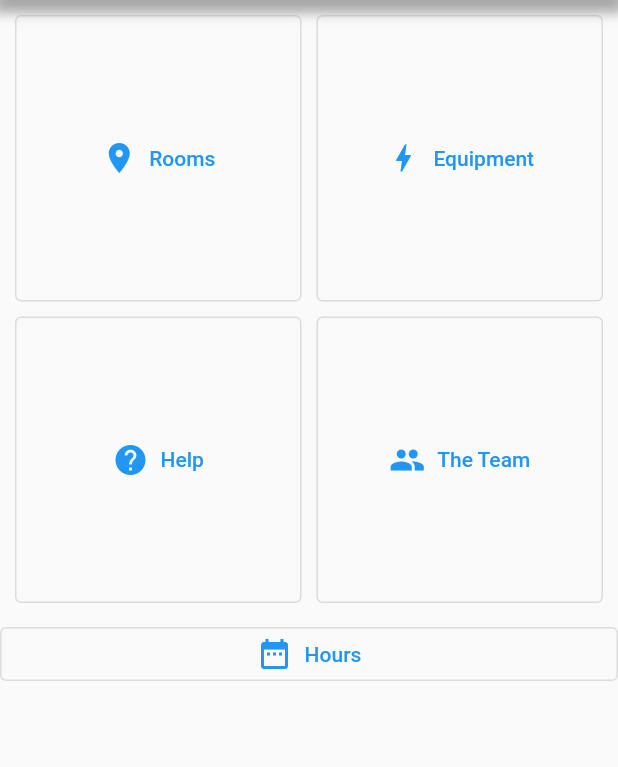
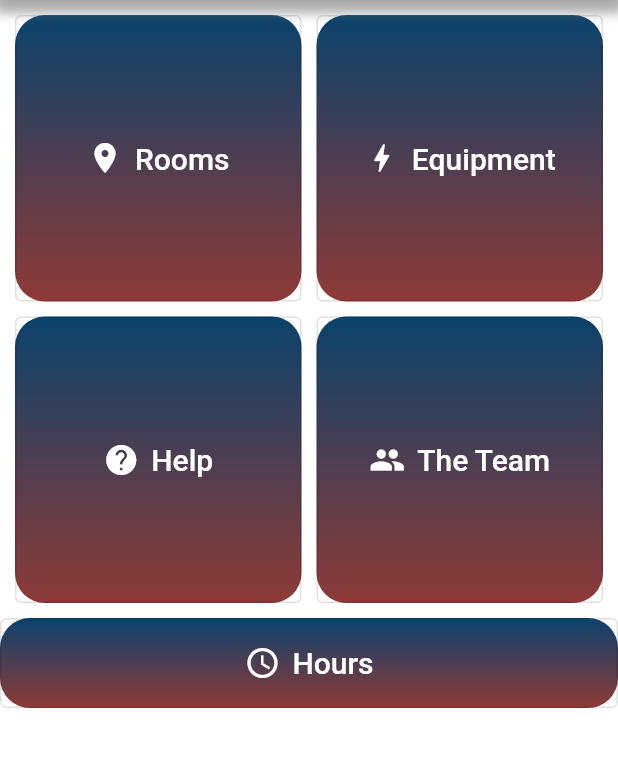
Before and after one commit to iConApp-F/iConApp, a Flutter app: the screen it shows after launch, on a phone screen of 412 x 824 dp, the part 84-851 px from its top. Run offline on Flutter 3.47's test engine with Material 2 defaults, Android fonts, the phone set to English and light mode, and no system bars; network calls fail.

Commit message:
It actually works

```diff
--- a/apsc_100m3_724_f/lib/main.dart
+++ b/apsc_100m3_724_f/lib/main.dart
@@ -1,10 +1,11 @@
+import 'package:apsc_100m3_724_f/screens/inventory.dart';
 import 'package:flutter/material.dart';
 import 'screens/hours.dart';
 import 'screens/iConsStaff.dart';
 import 'screens/settings.dart';
-import 'screens/inventory.dart';
+//import 'screens/inventory.dart';
 import 'screens/iConStaffonShift.dart';
-
+import 'screens/fetchDatabase.dart';
 
 void main() {
   runApp(MaterialApp(
@@ -18,23 +19,33 @@ void main() {
       '/shift': (context) => onShiftBodyWidget(),
       '/settings': (context) => Demo(),
       '/inventory': (context) => IconsListView(),
-    },// used by the OS task switcher
+    }, // used by the OS task switcher
   ));
 }
-
 
 class MyScaffold extends StatelessWidget {
   @override
   Widget build(BuildContext context) {
     // Material is a conceptual piece of paper on which the UI appears.
     //AppBar starts here
-    return Scaffold(appBar: AppBar(title: Text('iCons'),
-        actions: <Widget>[IconButton(icon: Image.asset('lib/images/gear.png'),
-            onPressed: () {print('Go to Equipment'); Navigator.pushNamed(context, '/settings');
+    InventoryData databaseCaller = new InventoryData();
+    databaseCaller.fetchItems();
+    return Scaffold(
+      backgroundColor: Colors.white,
+      appBar: AppBar(
+          title: Text('iCons'),
+          actions: <Widget>[
+            IconButton(
+                icon: Image.asset('lib/images/gear.png'),
+                onPressed: () {
+                  print('Go to Settings');
+                  Navigator.pushNamed(context, '/settings');
                   // or use: context, MaterialPageRoute(builder: (context) => SecondRoute()),
-        })],
+                })
+          ],
           leading: IconButton(
-          icon: Image.asset('lib/images/app_swirl.png'), onPressed: (){},
+            icon: Image.asset('lib/images/app_swirl.png'),
+            onPressed: () {},
           ),
           flexibleSpace: Container(
               decoration: BoxDecoration(
@@ -49,16 +60,18 @@ class MyScaffold extends StatelessWidget {
             gradient: LinearGradient(
                 begin: Alignment.centerLeft,
                 end: Alignment.centerRight,
-                  colors: [Palette.iBrown, Palette.iGreen, Palette.iBlue]),))),
+                colors: [Palette.iBrown, Palette.iGreen, Palette.iBlue]),
+          ))),
       //END of AppBar
       // Column is a vertical, linear layout.
-      body: Column(
+
+      body: SingleChildScrollView(
+        child: Column(
           children: <Widget>[
             /*
             * TODO: Make consistent with rest of group
             * TODO: Add in the various icons, and centre the text + size it correctly to match the wireframe
             * TODO: Change print statements to code that will go to the correct widget.
-          * TODO: Resize hours bar on the bottom. I need to figure out a way to do this in flutter.
             * */
 
             GridView.count(
@@ -70,52 +83,117 @@ class MyScaffold extends StatelessWidget {
               scrollDirection: Axis.vertical,
               shrinkWrap: true,
               children: <Widget>[
-              OutlinedButton.icon(
-                label: Text('Rooms'),
-                icon: Icon(Icons.room),
+                Container(
+                  decoration: BoxDecoration(
+                      borderRadius: BorderRadius.all(Radius.circular(20)),
+                      gradient: LinearGradient(
+                          begin: Alignment.bottomCenter,
+                          end: Alignment.topCenter,
+                          colors: [Palette.iBrown, Palette.iBlue])),
+                  child: OutlinedButton.icon(
+                    label: Text('Rooms',
+                        style: TextStyle(color: Colors.white, fontSize: 20)),
+                    icon: Icon(
+                      Icons.room,
+                      color: Colors.white,
+                    ),
                     onPressed: () {
                       print('Go to Rooms');
                     },
                   ),
-              OutlinedButton.icon(
-                label: Text('Equipment'),
-                icon: Icon(Icons.bolt),
+                ),
+                Container(
+                  decoration: BoxDecoration(
+                      borderRadius: BorderRadius.all(Radius.circular(20)),
+                      gradient: LinearGradient(
+                          begin: Alignment.bottomCenter,
+                          end: Alignment.topCenter,
+                          colors: [Palette.iBrown, Palette.iBlue])),
+                  child: OutlinedButton.icon(
+                    label: Text('Equipment',
+                        style: TextStyle(color: Colors.white, fontSize: 20)),
+                    icon: Icon(
+                      Icons.bolt,
+                      color: Colors.white,
+                    ),
                     onPressed: () {
-                  print('Go to Equipment'); Navigator.pushNamed(context, '/inventory');
+                      print('Go to Equipment');
+                      Navigator.pushNamed(context, '/inventory');
                     },
                   ),
-              OutlinedButton.icon(
-                label: Text('Help'),
-                icon: Icon(Icons.help),
+                ),
+                Container(
+                  decoration: BoxDecoration(
+                      borderRadius: BorderRadius.all(Radius.circular(20)),
+                      gradient: LinearGradient(
+                          begin: Alignment.bottomCenter,
+                          end: Alignment.topCenter,
+                          colors: [Palette.iBrown, Palette.iBlue])),
+                  child: OutlinedButton.icon(
+                    label: Text('Help',
+                        style: TextStyle(color: Colors.white, fontSize: 20)),
+                    icon: Icon(
+                      Icons.help,
+                      color: Colors.white,
+                    ),
                     onPressed: () {
-                  print('Go to Help'); Navigator.pushNamed(context, '/shift');
+                      print('Go to Help');
+                      Navigator.pushNamed(context, '/shift');
                     },
                   ),
-              OutlinedButton.icon(
-                label: Text('The Team'),
-                icon: Icon(Icons.people),
+                ),
+                Container(
+                  decoration: BoxDecoration(
+                      borderRadius: BorderRadius.all(Radius.circular(20)),
+                      gradient: LinearGradient(
+                          begin: Alignment.bottomCenter,
+                          end: Alignment.topCenter,
+                          colors: [Palette.iBrown, Palette.iBlue])),
+                  child: OutlinedButton.icon(
+                    label: Text('The Team',
+                        style: TextStyle(color: Colors.white, fontSize: 20)),
+                    icon: Icon(
+                      Icons.people,
+                      color: Colors.white,
+                    ),
                     onPressed: () {
-                  print('Go to The Team'); Navigator.pushNamed(context, '/staff');
+                      print('Go to The Team');
+                      Navigator.pushNamed(context, '/staff');
                     },
+                  ),
                 ),
               ],
             ),
             Row(
               children: <Widget>[
                 Expanded(
-                child:
-                OutlinedButton.icon(
-                  label: Text('Hours'),
-                  icon: Icon(Icons.date_range),
+                  child: Container(
+                    height: 60,
+                    decoration: BoxDecoration(
+                        borderRadius: BorderRadius.all(Radius.circular(20)),
+                        gradient: LinearGradient(
+                            begin: Alignment.bottomCenter,
+                            end: Alignment.topCenter,
+                            colors: [Palette.iBrown, Palette.iBlue])),
+                    child: OutlinedButton.icon(
+                      label: Text('Hours',
+                          style: TextStyle(color: Colors.white, fontSize: 20)),
+                      icon: Icon(
+                        Icons.schedule,
+                        color: Colors.white,
+                      ),
                       onPressed: () {
-                    print('Go to Hours'); Navigator.pushNamed(context, '/hours');
+                        print('Go to Hours');
+                        Navigator.pushNamed(context, '/hours');
                       },
+                    ),
                   ),
                 ),
               ],
             ),
           ],
         ),
+      ),
     );
   }
 }
--- /dev/null
+++ b/apsc_100m3_724_f/lib/screens/MyGlobals.dart
@@ -0,0 +1,9 @@
+import 'package:flutter/material.dart';
+import 'fetchDatabase.dart';
+import 'dart:convert';
+
+class MyGlobals {
+  static List<InventoryData> inventoryList = [];
+  static String urL =
+      'http://flutter-server-app.000webhostapp.com/inventory_list_file.php/';
+}
--- /dev/null
+++ b/apsc_100m3_724_f/lib/screens/fetchDatabase.dart
@@ -0,0 +1,52 @@
+import 'package:flutter/material.dart';
+import 'dart:convert';
+import 'package:http/http.dart' as http;
+import 'package:provider/provider.dart';
+import 'dart:io';
+import 'MyGlobals.dart' as gl;
+
+final List<InventoryData> inventoryList = [];
+final String urL =
+    'http://flutter-server-app.000webhostapp.com/inventory_list_file.php/';
+final filename = "database.txt";
+
+class InventoryData {
+  String id;
+  String Name;
+  String available;
+  String total;
+
+  InventoryData({
+    this.id,
+    this.Name,
+    this.available,
+    this.total,
+  });
+
+  /**
+   * reads json table of the inventory and creates an inventory object
+   */
+  factory InventoryData.fromJson(Map<String, dynamic> json) {
+    return InventoryData(
+        id: json['id'],
+        Name: json['inventory_name'],
+        available: json['inventory_available'],
+        total: json['inventory_total']);
+  }
+
+  void fetchItems() async {
+    print("fetching");
+    var response = await http.get(gl.MyGlobals.urL);
+
+    if (response.statusCode == 200) {
+      final items = json.decode(response.body).cast<Map<String, dynamic>>();
+
+      List<InventoryData> listOfItems = items.map<InventoryData>((json) {
+        return InventoryData.fromJson(json);
+      }).toList();
+      gl.MyGlobals.inventoryList = listOfItems;
+    } else {
+      throw Exception('Failed to load data.');
+    }
+  }
+}
```
Also changed, not shown: apsc_100m3_724_f/lib/models/cart.dart (deleted, +0 -46 lines), apsc_100m3_724_f/lib/screens/inventory.dart (+13 -62 lines). Lines whose indentation alone changed are shown as unchanged.
